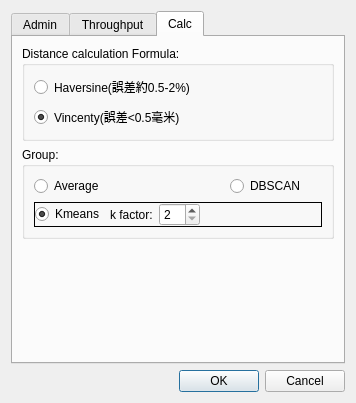
Before: the Qt Designer form JIO/dlgset.ui in coolshou/qiperf, drawn with Qt 5.
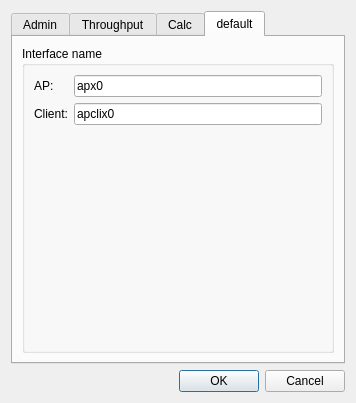
After: the same form once the commit is applied. The open tabs and pages were chosen to show the change.

What changed in the file:
```diff
--- a/JIO/dlgset.ui
+++ b/JIO/dlgset.ui
@@ -269,7 +269,7 @@
              <item>
               <widget class="QSpinBox" name="sbKmeansKFactor">
                <property name="minimum">
-                <number>2</number>
+                <number>1</number>
                </property>
                <property name="value">
                 <number>2</number>
@@ -310,6 +310,50 @@
        </item>
       </layout>
      </widget>
+     <widget class="QWidget" name="tab">
+      <attribute name="title">
+       <string>default</string>
+      </attribute>
+      <layout class="QVBoxLayout" name="verticalLayout_5">
+       <item>
+        <widget class="QGroupBox" name="groupBox_3">
+         <property name="title">
+          <string>Interface name</string>
+         </property>
+         <layout class="QFormLayout" name="formLayout_4">
+          <item row="0" column="0">
+           <widget class="QLabel" name="label_7">
+            <property name="text">
+             <string>AP:</string>
+            </property>
+           </widget>
+          </item>
+          <item row="0" column="1">
+           <widget class="QLineEdit" name="leAPIfname">
+            <property name="text">
+             <string>apx0</string>
+            </property>
+           </widget>
+          </item>
+          <item row="1" column="0">
+           <widget class="QLabel" name="label_8">
+            <property name="text">
+             <string>Client:</string>
+            </property>
+           </widget>
+          </item>
+          <item row="1" column="1">
+           <widget class="QLineEdit" name="leClientIfname">
+            <property name="text">
+             <string>apclix0</string>
+            </property>
+           </widget>
+          </item>
+         </layout>
+        </widget>
+       </item>
+      </layout>
+     </widget>
     </widget>
    </item>
    <item>
```
Left out of the diff: 26 changed lines with no effect on the pictures.
